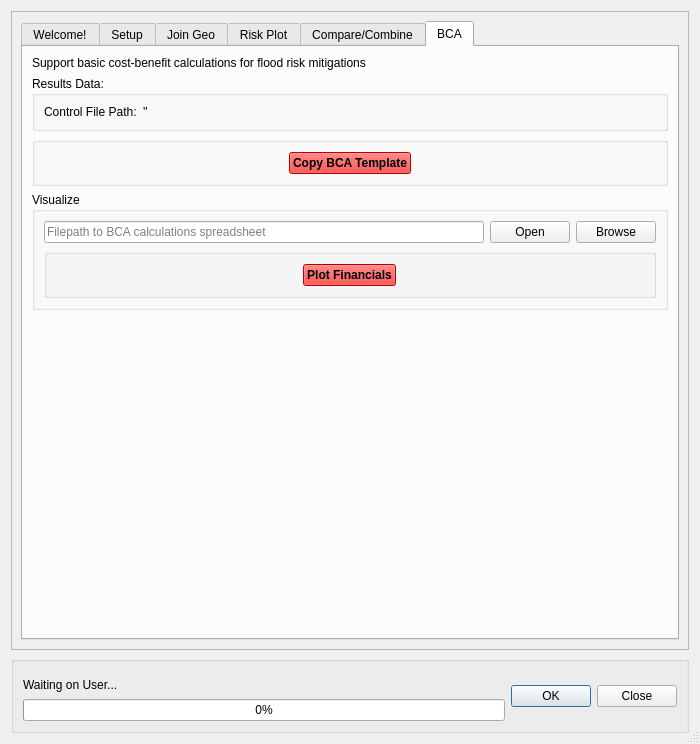
Qt form canflood/results/results.ui (NRCan/CanFlood) before a commit.
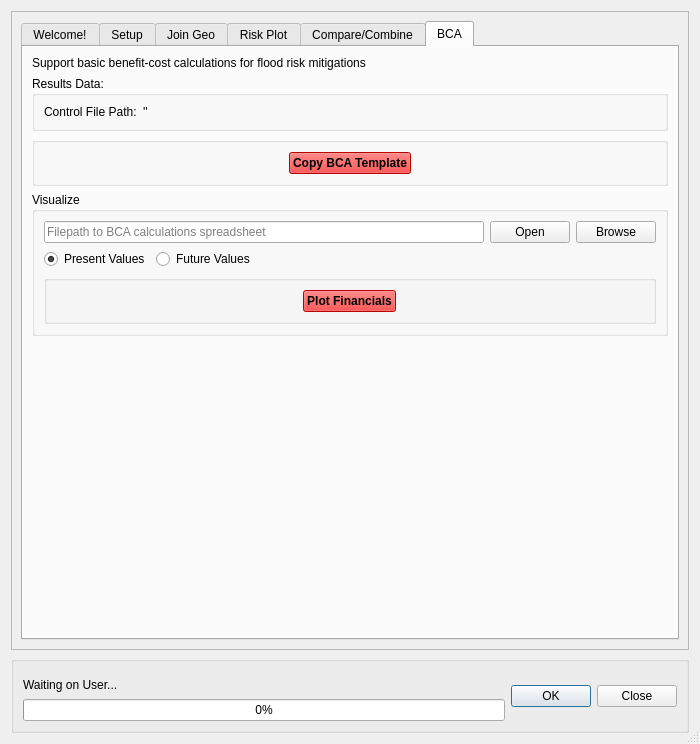
The same form after that commit. The open tabs and pages were chosen to show the change. Icons and pictures are not drawn. Custom widgets are drawn as their Qt base class.

Diff of the .ui file:
```diff
--- a/canflood/results/results.ui
+++ b/canflood/results/results.ui
@@ -3583,7 +3583,7 @@
            <item>
             <widget class="QLabel" name="label_11">
              <property name="text">
-              <string>Support basic cost-benefit calculations for flood risk mitigations</string>
+              <string>Support basic benefit-cost calculations for flood risk mitigations</string>
              </property>
             </widget>
            </item>
@@ -4100,6 +4100,39 @@
                 </item>
                </layout>
               </item>
+              <item>
+               <layout class="QHBoxLayout" name="horizontalLayout_17">
+                <item>
+                 <widget class="QRadioButton" name="radioButton_cba_pv">
+                  <property name="sizePolicy">
+                   <sizepolicy hsizetype="Fixed" vsizetype="Fixed">
+                    <horstretch>0</horstretch>
+                    <verstretch>0</verstretch>
+                   </sizepolicy>
+                  </property>
+                  <property name="text">
+                   <string>Present Values</string>
+                  </property>
+                  <property name="checked">
+                   <bool>true</bool>
+                  </property>
+                  <attribute name="buttonGroup">
+                   <string notr="true">buttonGroup_2</string>
+                  </attribute>
+                 </widget>
+                </item>
+                <item>
+                 <widget class="QRadioButton" name="radioButton_cba_fv">
+                  <property name="text">
+                   <string>Future Values</string>
+                  </property>
+                  <attribute name="buttonGroup">
+                   <string notr="true">buttonGroup_2</string>
+                  </attribute>
+                 </widget>
+                </item>
+               </layout>
+              </item>
               <item>
                <widget class="QGroupBox" name="groupBox_13">
                 <property name="title">
```
Left out of the diff: 3 changed lines with no effect on the pictures.
